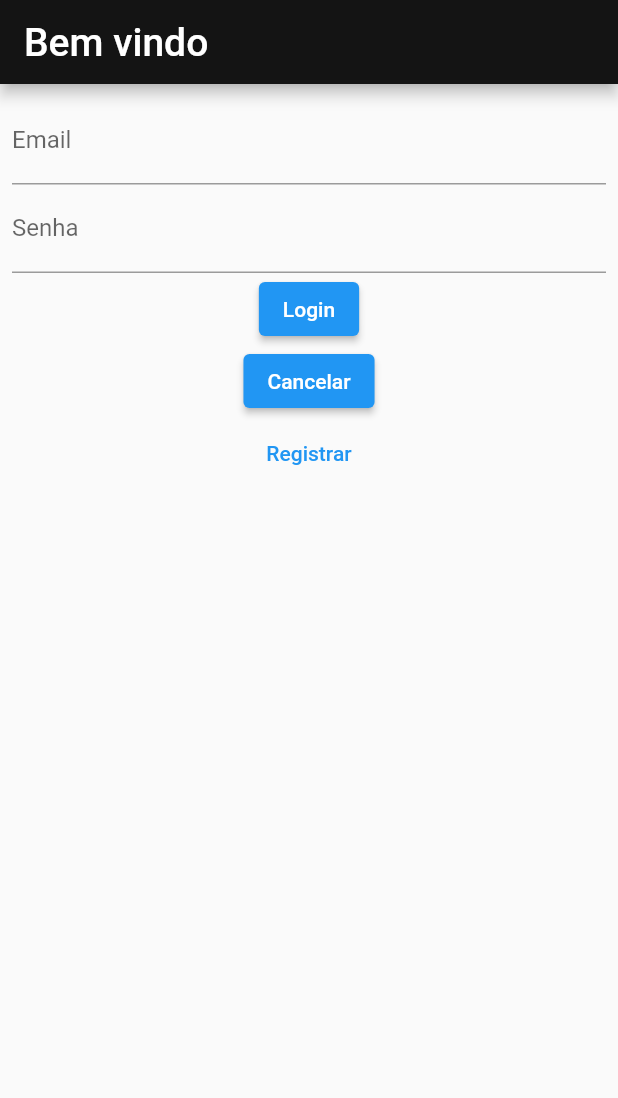
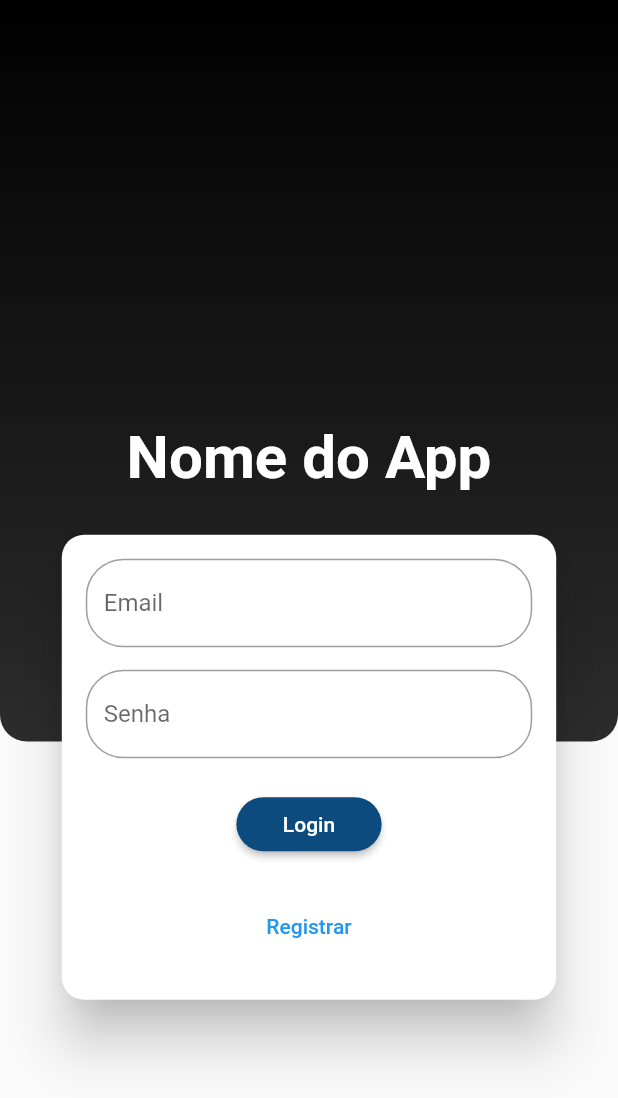
Before and after one commit to Pires1945/movies_review, a Flutter app: the screen it shows after launch, on a phone screen of 412 x 824 dp. Shown: the top 1098 px of the screen. Run offline on Flutter 3.47's test engine with Material 2 defaults, Android fonts, the phone set to English and light mode, and no system bars; our stand-ins replace carousel_slider.

Commit message:
Ajustada a tela de login e feito logout

```diff
--- /dev/null
+++ b/lib/components/loginForm.dart
@@ -0,0 +1,123 @@
+import 'package:flutter/material.dart';
+import 'package:flutter/src/widgets/framework.dart';
+import 'package:flutter/src/widgets/placeholder.dart';
+import 'package:provider/provider.dart';
+
+import '../models/user.dart';
+import '../utils/appRoutes.dart';
+
+class LoginForm extends StatefulWidget {
+  const LoginForm({super.key});
+
+  @override
+  State<LoginForm> createState() => _LoginFormState();
+}
+
+class _LoginFormState extends State<LoginForm> {
+  final _formKey = GlobalKey<FormState>();
+  Map<String, String> _userData = {
+    'email': '',
+    'password': '',
+  };
+
+  bool isLogin = true;
+
+  Future<void> _submitForm() async {
+    final isValid = _formKey.currentState?.validate() ?? false;
+
+    if (!isValid) return;
+
+    _formKey.currentState?.save();
+
+    User user = Provider.of(context, listen: false);
+    await user.login(
+      _userData['email']!,
+      _userData['password']!,
+    );
+  }
+
+  @override
+  Widget build(BuildContext context) {
+    final deviceSize = MediaQuery.of(context).size;
+    return Flexible(
+      child: Card(
+        shape: RoundedRectangleBorder(borderRadius: BorderRadius.circular(15)),
+        elevation: 15,
+        child: Container(
+          height: isLogin ? 310 : 400,
+          width: deviceSize.width * 0.8,
+          padding: EdgeInsets.all(16),
+          child: Form(
+            key: _formKey,
+            child: Column(
+              children: [
+                TextFormField(
+                  decoration: InputDecoration(
+                      labelText: 'Email',
+                      border: OutlineInputBorder(
+                        borderRadius: BorderRadius.circular(25),
+                      )),
+                  keyboardType: TextInputType.emailAddress,
+                  onSaved: (newValue) => _userData['email'] = newValue ?? '',
+                  validator: (value) {
+                    final email = value ?? '';
+
+                    if (email.trim().isEmpty || !email.contains('@')) {
+                      return 'Informe um email válido';
+                    }
+                  },
+                ),
+                SizedBox(
+                  height: 15,
+                ),
+                TextFormField(
+                  decoration: InputDecoration(
+                      labelText: 'Senha',
+                      border: OutlineInputBorder(
+                        borderRadius: BorderRadius.circular(25),
+                      )),
+                  obscureText: true,
+                  keyboardType: TextInputType.text,
+                  onSaved: (newValue) => _userData['password'] = newValue ?? '',
+                  validator: (value) {
+                    final password = value ?? '';
+                    if (password.isEmpty || password.length < 5) {
+                      return 'Informe um senha maior que 5 caracteres';
+                    } else {
+                      return null;
+                    }
+                  },
+                ),
+                SizedBox(
+                  height: 20,
+                ),
+                ElevatedButton(
+                  onPressed: _submitForm,
+                  child: Padding(
+                    padding: const EdgeInsets.only(left: 15, right: 15),
+                    child: Text('Login'),
+                  ),
+                  style: ElevatedButton.styleFrom(
+                      shape: RoundedRectangleBorder(
+                        borderRadius: BorderRadius.circular(55),
+                      ),
+                      backgroundColor: Color.fromARGB(255, 13, 75, 126)),
+                ),
+                SizedBox(
+                  height: 20,
+                ),
+                TextButton(
+                    onPressed: () {
+                      setState(() {
+                        isLogin = false;
+                      });
+                    },
+                    child: Text('Registrar'))
+              ],
+            ),
+          ),
+        ),
+      ),
+    );
+  }
+}
--- a/lib/main.dart
+++ b/lib/main.dart
@@ -10,7 +10,6 @@ import 'package:movies_review/pages/login.dart';
 import 'package:movies_review/pages/movieDetail.dart';
 import 'package:movies_review/pages/reviewForm.dart';
 import 'package:movies_review/pages/settings.dart';
-import 'package:movies_review/pages/signUp.dart';
 import 'package:movies_review/utils/appRoutes.dart';
 import 'package:provider/provider.dart';
 
@@ -45,7 +44,6 @@ class MyApp extends StatelessWidget {
         ),
         routes: {
           AppRoutes.AUTHORHOME: (context) => AuthOrHome(),
-          AppRoutes.SIGNUP: (context) => SignUp(),
           AppRoutes.SETTINGS: (context) => Settings(),
           AppRoutes.MOVIEGRID: (context) => MovieGrid(),
           AppRoutes.MOVIEDETAIL: (context) => MovieDetail(),
--- a/lib/pages/authOrHome.dart
+++ b/lib/pages/authOrHome.dart
@@ -3,7 +3,6 @@ import 'package:flutter/src/widgets/placeholder.dart';
 import 'package:movies_review/models/user.dart';
 import 'package:movies_review/pages/homePage.dart';
 import 'package:movies_review/pages/login.dart';
-import 'package:movies_review/pages/signUp.dart';
 import 'package:provider/provider.dart';
 
 class AuthOrHome extends StatelessWidget {
--- a/lib/pages/login.dart
+++ b/lib/pages/login.dart
@@ -1,6 +1,7 @@
 import 'package:flutter/material.dart';
 import 'package:flutter/src/widgets/framework.dart';
 import 'package:flutter/src/widgets/placeholder.dart';
+import 'package:movies_review/components/loginForm.dart';
 import 'package:movies_review/utils/appRoutes.dart';
 import 'package:provider/provider.dart';
 
@@ -14,85 +15,54 @@ class LoginPage extends StatefulWidget {
 }
 
 class _LoginPageState extends State<LoginPage> {
-  final _formKey = GlobalKey<FormState>();
-  Map<String, String> _userData = {
-    'email': '',
-    'password': '',
-  };
-
-  Future<void> _submitForm() async {
-    final isValid = _formKey.currentState?.validate() ?? false;
-
-    if (!isValid) return;
-
-    _formKey.currentState?.save();
-
-    User user = Provider.of(context, listen: false);
-    await user.login(
-      _userData['email']!,
-      _userData['password']!,
-    );
-  }
-
   @override
   Widget build(BuildContext context) {
+    final deviceSize = MediaQuery.of(context).size;
+
     return Scaffold(
-      appBar: AppBar(
-        title: const Text(
-          'Bem vindo',
-          style: TextStyle(
-            color: Colors.white,
-            fontSize: 26,
-            fontWeight: FontWeight.w500,
+      body: Stack(
+        children: [
+          Container(
+            height: deviceSize.height * 0.6,
+            decoration: const BoxDecoration(
+              borderRadius: BorderRadius.only(
+                bottomLeft: Radius.circular(18),
+                bottomRight: Radius.circular(18),
+              ),
+              gradient: LinearGradient(
+                colors: [
+                  Color.fromARGB(255, 0, 0, 0),
+                  Color.fromARGB(255, 44, 44, 44),
+                ],
+                begin: Alignment.topCenter,
+                end: Alignment.bottomCenter,
               ),
             ),
-        backgroundColor: const Color.fromARGB(255, 20, 20, 20),
           ),
-      body: Padding(
-        padding: const EdgeInsets.all(8.0),
+          Padding(
+            padding: const EdgeInsets.only(top: 120),
             child: Container(
-          child: Form(
-            key: _formKey,
+              width: double.infinity,
               child: Column(
+                mainAxisAlignment: MainAxisAlignment.center,
                 children: [
-                TextFormField(
-                  decoration: const InputDecoration(labelText: 'Email'),
-                  keyboardType: TextInputType.emailAddress,
-                  onSaved: (newValue) => _userData['email'] = newValue ?? '',
-                  validator: (value) {
-                    final email = value ?? '';
-
-                    if (email.trim().isEmpty || !email.contains('@')) {
-                      return 'Informe um email válido';
-                    }
-                  },
+                  const Padding(
+                    padding: EdgeInsets.all(8.0),
+                    child: Text(
+                      'Nome do App',
+                      style: TextStyle(
+                          fontSize: 40,
+                          fontWeight: FontWeight.bold,
+                          color: Colors.white),
                     ),
-                TextFormField(
-                  decoration: const InputDecoration(labelText: 'Senha'),
-                  obscureText: true,
-                  keyboardType: TextInputType.text,
-                  onSaved: (newValue) => _userData['password'] = newValue ?? '',
-                  validator: (value) {
-                    final password = value ?? '';
-                    if (password.isEmpty || password.length < 5) {
-                      return 'Informe um senha maior que 5 caracteres';
-                    } else {
-                      return null;
-                    }
-                  },
                   ),
-                ElevatedButton(onPressed: _submitForm, child: Text('Login')),
-                ElevatedButton(onPressed: () {}, child: Text('Cancelar')),
-                TextButton(
-                    onPressed: () {
-                      Navigator.of(context)
-                          .pushReplacementNamed(AppRoutes.SIGNUP);
-                    },
-                    child: Text('Registrar'))
+                  Divider(),
+                  LoginForm(),
                 ],
               ),
             ),
           ),
+        ],
       ),
     );
   }
```
Also changed, not shown: lib/models/user.dart (+19 -0 lines), lib/pages/settings.dart (+7 -1 lines), lib/pages/signUp.dart (deleted, +0 -123 lines). Lines whose indentation alone changed are shown as unchanged.
